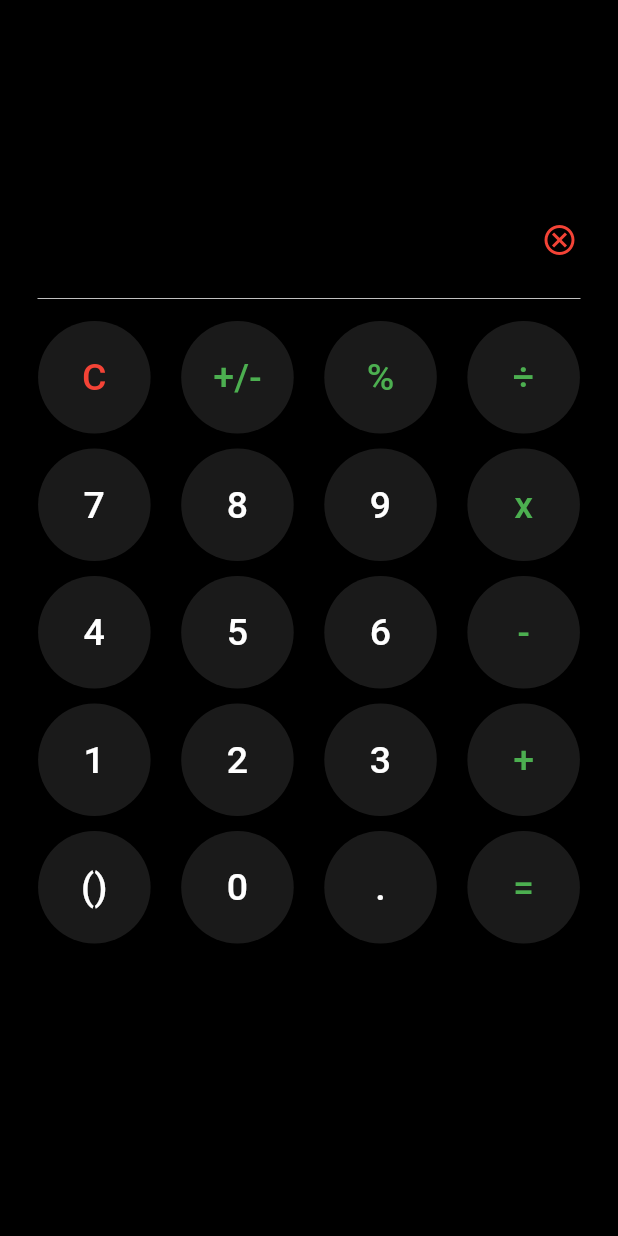
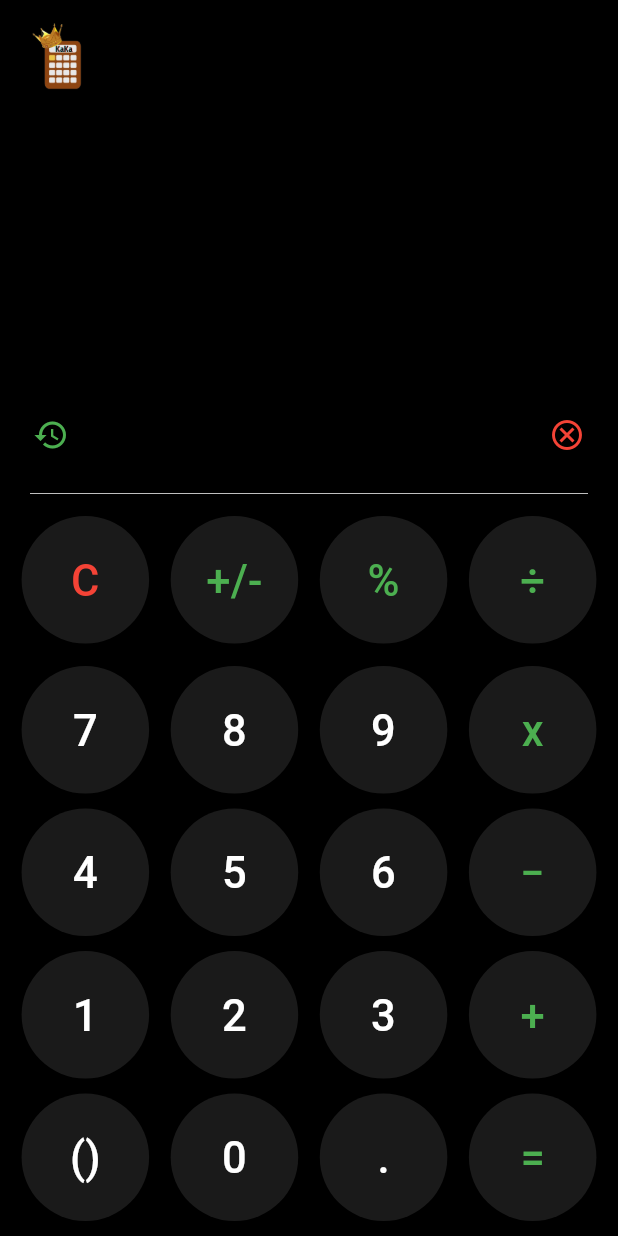
Before and after one commit to KaKaCodes1/Flutter_Kaka_Calculator, a Flutter app: the screen it shows after launch, on a phone screen of 412 x 824 dp. Run offline on Flutter 3.47's test engine with Material 3 defaults, Android fonts, the light colour scheme and no system bars; our stand-ins replace math_expressions.

Commit message:
Made changes on the UI by removing the bottom space appearing when running the app on a mobile device or an AVD

```diff
--- a/lib/main.dart
+++ b/lib/main.dart
@@ -1,6 +1,7 @@
 import 'package:flutter/material.dart';
+import 'package:kaka_calculator/screens/home_page.dart';
 //import 'package:kaka_calculator/screens/home_page.dart';
-import 'package:kaka_calculator/screens/splash_screen.dart';
+// import 'package:kaka_calculator/screens/splash_screen.dart';
 
 void main() {
   runApp(const MyApp());
@@ -19,7 +20,7 @@ class MyApp extends StatelessWidget {
         //colorScheme: ColorScheme.fromSeed(seedColor: Color.fromARGB(255, 215, 185, 151)),
         useMaterial3: true,
       ),
-      home: const SplashScreen(),
+      home: const HomePage(),
     );
   }
 }
--- a/lib/screens/home_page.dart
+++ b/lib/screens/home_page.dart
@@ -15,8 +15,8 @@ class _HomePageState extends State<HomePage> {
   Widget calcbutton(String btnText, Color btnColor, Color textColor){
     // ignore: sized_box_for_whitespace
     return Container(
-      height: 75,
-      width: 75,
+      height: 85,
+      width: 85,
       child: ElevatedButton(
         onPressed: () {
           _onButtonPressed(btnText);
@@ -31,13 +31,17 @@ class _HomePageState extends State<HomePage> {
           textAlign: TextAlign.center,
           style: TextStyle(
             color: textColor,
-            fontSize: 25,
+            fontSize: 29,
           ),
           ),
 
         ),
     );
   }
+
+  //This will be used to display the history on a modal bottom sheet
+  Widget displayHistory() => Container();
+
   //creating the functionality of the buttons
   void _onButtonPressed(String btnText){
     setState(() {
@@ -56,7 +60,8 @@ class _HomePageState extends State<HomePage> {
         _addWhichParenthesis();
       }
 
-      else{//whatever will be pressed will be displayed
+      //whatever will be pressed will be displayed
+      else{
         if(_expression.length + btnText.length <= maxExpressionLength){
           _expression += btnText;
         }
@@ -79,29 +84,6 @@ class _HomePageState extends State<HomePage> {
 
             ),
           );
-          // ScaffoldMessenger.of(context).showSnackBar(
-          //   SnackBar(
-          //     content: Builder(
-          //       builder: (context) => Container(
-          //         width: MediaQuery.of(context).size.width * 0.8, // 80% of the screen width
-          //         child: const Text(
-          //           "Can't enter more than 20 characters!",
-          //           textAlign: TextAlign.center,
-          //           style: TextStyle(
-          //             fontSize:15,
-          //           ),
-
-          //         ),
-          //       ),
-          //     ),
-          //     duration: const Duration(seconds: 2),
-          //     behavior: SnackBarBehavior.floating,
-          //     shape: RoundedRectangleBorder(
-          //       borderRadius: BorderRadius.circular(24),
-          //     ),
-          //     elevation: 6.0,
-          //   ),
-          // );
         }
       }
     });
@@ -111,9 +93,9 @@ class _HomePageState extends State<HomePage> {
   void _calculateResult(){
     try {
       Parser p = Parser();//to convert text into a mathematical expression
-      Expression exp = p.parse(_expression.replaceAll('x', '*').replaceAll('÷', '/'));//It replaces 'x' with '*' and '÷' with '/' to match Dart's arithmetic operators
+      Expression exp = p.parse(_expression.replaceAll('x', '*').replaceAll('÷', '/').replaceAll('−', '-'));//It replaces 'x' with '*' and '÷' with '/' to match Dart's arithmetic operators
       ContextModel cm =ContextModel();//This provides a mathematical context of the parsed text
-      double eval = exp.evaluate(EvaluationType.REAL, cm);// Evaluate the expression in the context of real numbers
+      num eval = exp.evaluate(EvaluationType.REAL, cm);// Evaluate the expression in the context of real numbers
       _result = eval.toString();
 
     } catch (e) {
@@ -134,10 +116,27 @@ class _HomePageState extends State<HomePage> {
   }
 
   void _addWhichParenthesis() {
-    if (_expression.isEmpty || _expression.endsWith('+') || _expression.endsWith('-') || _expression.endsWith('x') || _expression.endsWith('÷') || _expression.endsWith('%')){
+    if (_expression.isEmpty ||
+    _expression.endsWith('+') ||
+    _expression.endsWith('−') ||
+    _expression.endsWith('x') ||
+    _expression.endsWith('÷') ||
+    _expression.endsWith('%')){
       _expression += '(';
     }
-    else if (_expression.endsWith('(') || _expression.endsWith(')') || _expression.endsWith('.') || _expression.endsWith('0') || _expression.endsWith('1') || _expression.endsWith('2') || _expression.endsWith('3') || _expression.endsWith('4') || _expression.endsWith('5') || _expression.endsWith('6') || _expression.endsWith('7') || _expression.endsWith('8') || _expression.endsWith('9')) {
+    else if (_expression.endsWith('(') ||
+     _expression.endsWith(')') ||
+     _expression.endsWith('.') ||
+     _expression.endsWith('0') ||
+     _expression.endsWith('1') ||
+     _expression.endsWith('2') ||
+     _expression.endsWith('3') ||
+     _expression.endsWith('4') ||
+     _expression.endsWith('5') ||
+     _expression.endsWith('6') ||
+     _expression.endsWith('7') ||
+     _expression.endsWith('8') ||
+     _expression.endsWith('9')) {
        _expression += ')';
     }
   }
@@ -150,19 +149,25 @@ class _HomePageState extends State<HomePage> {
       });
     }
 
-
-
-
-
   @override
   Widget build(BuildContext context) {
     return Scaffold(
       backgroundColor: Colors.black,
       body: SafeArea(
         bottom: false,//prevent this safearea from affecting bottom nav for android
-        child: SingleChildScrollView(
-          child: Padding(
-            padding: const EdgeInsets.symmetric(horizontal: 5.0),
+        child: Column(
+          children: [
+            Row(
+              mainAxisAlignment: MainAxisAlignment.start,
+              children: [
+                Image.asset(
+                  'Assets/images/calclogo-removebg-preview.png',
+                  width: 80,
+                  height: 80,
+                ),
+              ],
+            ),
+            Expanded(
               child: Column(
                 mainAxisAlignment: MainAxisAlignment.end,
                 children: [
@@ -188,6 +193,8 @@ class _HomePageState extends State<HomePage> {
                     ],
                   ),
 
+                  const SizedBox(height: 10,),
+
                    Row(
                     mainAxisAlignment: MainAxisAlignment.end,
                     children: [
@@ -207,8 +214,20 @@ class _HomePageState extends State<HomePage> {
                   ),
 
                    Row(
-                  mainAxisAlignment: MainAxisAlignment.end,
+                    mainAxisAlignment: MainAxisAlignment.spaceBetween,
                     children: [
+                      Padding(
+                        padding: const EdgeInsets.all(10.0),
+                        child: IconButton(
+                          onPressed: () {
+                            showModalBottomSheet(
+                              context: context,
+                              builder: (context)=> displayHistory());
+                          },
+                          icon: const Icon(Icons.history, color: Colors.green,)
+                          ),
+                      ),
+
                       Padding(
                         padding: const EdgeInsets.all(10.0),
                         child: IconButton(
@@ -217,9 +236,11 @@ class _HomePageState extends State<HomePage> {
                           },
                           icon: const Icon(Icons.cancel_outlined, color: Colors.red,)
                           ),
-                    )
+                      ),
+
                     ],
                   ),
+
 
                   const Divider(
                     color: Colors.white,
@@ -231,6 +252,9 @@ class _HomePageState extends State<HomePage> {
 
                   const SizedBox(height: 10,),
 
+                  Column(
+                    mainAxisAlignment: MainAxisAlignment.spaceEvenly,
+                    children: [
                       Row(
                         mainAxisAlignment: MainAxisAlignment.spaceEvenly,
                         //here the first row of buttons
@@ -241,8 +265,10 @@ class _HomePageState extends State<HomePage> {
                           calcbutton('÷',Colors.white10,Colors.green),
                         ],
                       ),
+                    ],
+                  ),
 
-                const SizedBox(height: 10,),
+                  const SizedBox(height: 15,),
 
                   Row(
                     mainAxisAlignment: MainAxisAlignment.spaceEvenly,
@@ -264,7 +290,7 @@ class _HomePageState extends State<HomePage> {
                       calcbutton('4',Colors.white10,Colors.white),
                       calcbutton('5',Colors.white10,Colors.white),
                       calcbutton('6',Colors.white10,Colors.white),
-                    calcbutton('-',Colors.white10,Colors.green),
+                      calcbutton('−',Colors.white10,Colors.green),
                     ],
                   ),
 
@@ -298,6 +324,7 @@ class _HomePageState extends State<HomePage> {
                 ],
               ),
             ),
+          ],
         ),
       ),
     );
```
Lines whose indentation alone changed are shown as unchanged.
